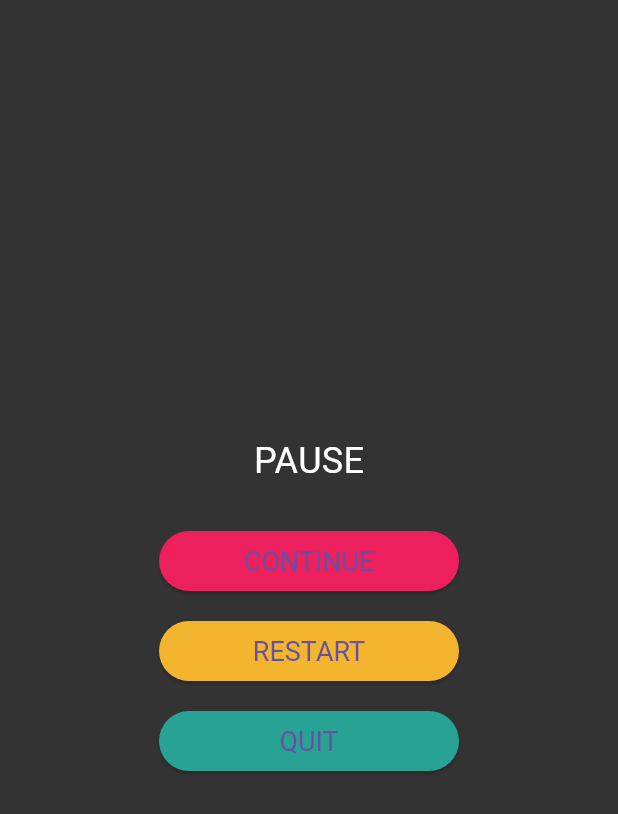
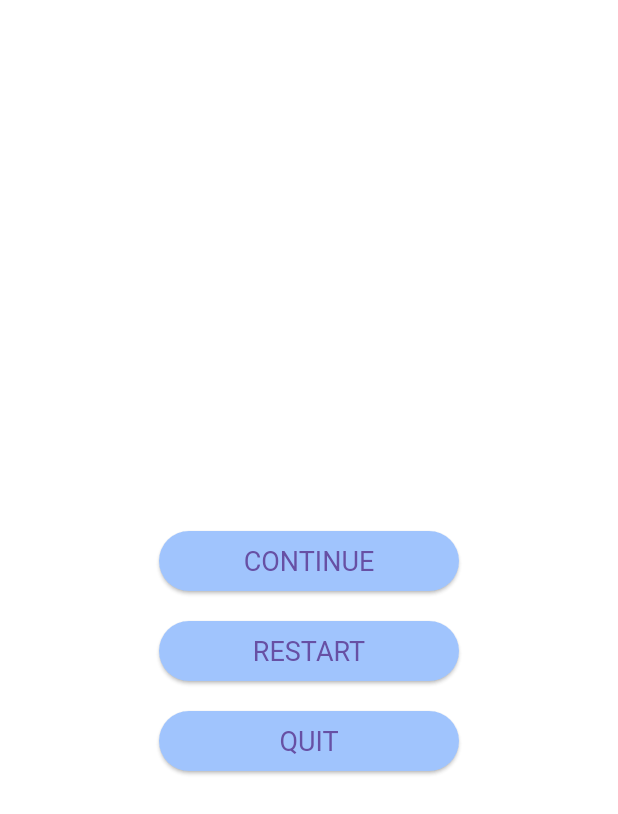
Before and after one commit to thevindu02/Memora-Dimensia-Care, a Flutter app: the GameControlsPage screen opened by its route, on a phone screen of 412 x 824 dp. Shown: the top 814 px of the screen. Run offline on Flutter 3.47's test engine with Material 3 defaults, Android fonts, the phone set to English and light mode, and no system bars; our stand-ins replace confetti, go_router, image_picker, shared_preferences; accounts and stored records are empty.

```diff
--- a/mobile_app/lib/screens/patient/games/memory_match/ui/pages/game_controls_page.dart
+++ b/mobile_app/lib/screens/patient/games/memory_match/ui/pages/game_controls_page.dart
@@ -11,7 +11,7 @@ class GameControlsPage extends StatelessWidget {
   @override
   Widget build(BuildContext context) {
     return Scaffold(
-      backgroundColor: Colors.black.withOpacity(0.8),
+      backgroundColor: Colors.white.withOpacity(0.8),
       body: SafeArea(
         child: Padding(
           padding: const EdgeInsets.all(20),
--- a/mobile_app/lib/screens/patient/games/memory_match/ui/widgets/game_options.dart
+++ b/mobile_app/lib/screens/patient/games/memory_match/ui/widgets/game_options.dart
@@ -33,7 +33,7 @@ class GameOptions extends StatelessWidget {
           child: GameButton(
             onPressed: () => Navigator.of(context).pushNamed(routeName),
             title: level['title'],
-            color: level['color']![700]!,
+            color: level['color'],
             width: 250,
           ),
         );
--- a/mobile_app/lib/screens/patient/games/memory_match/utils/constants.dart
+++ b/mobile_app/lib/screens/patient/games/memory_match/utils/constants.dart
@@ -1,13 +1,13 @@
 import 'package:flutter/material.dart';
 
-const Color continueButtonColor = Color.fromRGBO(235, 32, 93, 1);
-const Color restartButtonColor = Color.fromRGBO(243, 181, 45, 1);
-const Color quitButtonColor = Color.fromRGBO(39, 162, 149, 1);
+const Color continueButtonColor = Color(0xFFA0C4FD);
+const Color restartButtonColor = Color(0xFFA0C4FD);
+const Color quitButtonColor = Color(0xFFA0C4FD);
 
 const List<Map<String, dynamic>> gameLevels = [
-  {'title': '4 x 4', 'level': 4, 'color': Colors.amberAccent},
-  {'title': '6 x 6', 'level': 6, 'color': Colors.blueAccent},
-  {'title': '8 x 8', 'level': 8, 'color': Colors.cyanAccent},
+  {'title': '4 x 4', 'level': 4, 'color': Color(0xFFA0C4FD)},
+  {'title': '6 x 6', 'level': 6, 'color': Color(0xFFA0C4FD)},
+  {'title': '8 x 8', 'level': 8, 'color': Color(0xFFA0C4FD)},
 ];
 
 const String gameTitle = 'MEMORY MATCH';
--- a/mobile_app/lib/screens/patient/patient_dashboard_screen.dart
+++ b/mobile_app/lib/screens/patient/patient_dashboard_screen.dart
@@ -1,5 +1,4 @@
 import 'package:flutter/material.dart';
-import '../../widgets/patient/PatientBottomNavigationBar.dart';
 import '../../routes/app_routes.dart';
 
 class PatientDashboardScreen extends StatefulWidget {
--- a/mobile_app/lib/services/api_constants.dart
+++ b/mobile_app/lib/services/api_constants.dart
@@ -1,3 +1,3 @@
 class ApiConstants {
-    static const String baseUrl = "http://192.168.8.161:8080";
+    static const String baseUrl = "http://10.22.160.147:8080";
 }
--- a/mobile_app/lib/services/auth_service.dart
+++ b/mobile_app/lib/services/auth_service.dart
@@ -156,7 +156,7 @@ class AuthService {
   static String getDashboardRoute(String role) {
     switch (role.toLowerCase()) {
       case 'patient':
-        return AppRoutes.patientDashboard;
+        return AppRoutes.patientMain;
       case 'guardian':
         return AppRoutes.guardianDashboard;
       case 'caregiver':
```
Also changed, not shown: mobile_app/lib/main.dart (+6 -2 lines), mobile_app/lib/screens/guardian/guardian_signup_screen.dart (indentation only).
